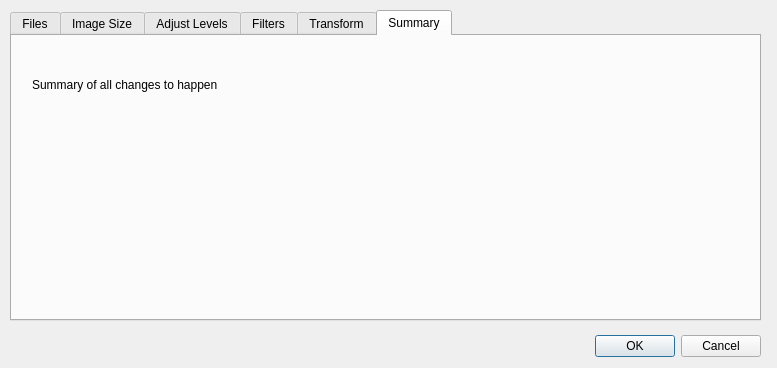
Qt form src/batchdialog.ui (PhotoFlare/photoflare) before a commit.
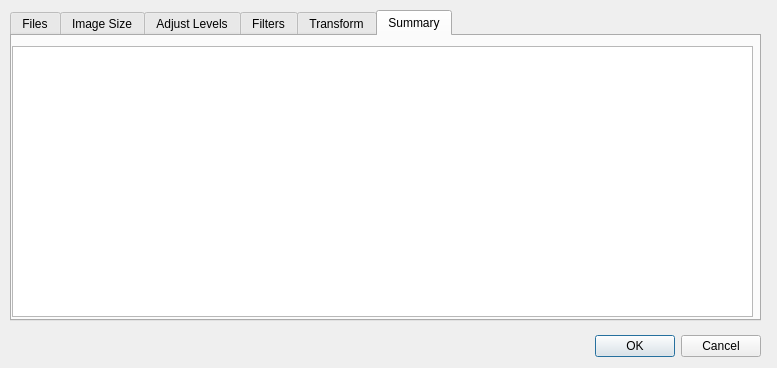
The same form after that commit. The open tabs and pages were chosen to show the change. Icons and pictures are not drawn.

The edit to the form file:
```diff
--- a/src/batchdialog.ui
+++ b/src/batchdialog.ui
@@ -230,17 +230,17 @@
     <attribute name="title">
      <string>Summary</string>
     </attribute>
-    <widget class="QLabel" name="label_6">
+    <widget class="QPlainTextEdit" name="plainTextEdit">
      <property name="geometry">
       <rect>
-       <x>20</x>
-       <y>40</y>
-       <width>241</width>
-       <height>17</height>
+       <x>0</x>
+       <y>10</y>
+       <width>741</width>
+       <height>271</height>
       </rect>
      </property>
-     <property name="text">
-      <string>Summary of all changes to happen</string>
+     <property name="readOnly">
+      <bool>true</bool>
      </property>
     </widget>
    </widget>
```
Left out of the diff: 9 changed lines with no effect on the pictures.
